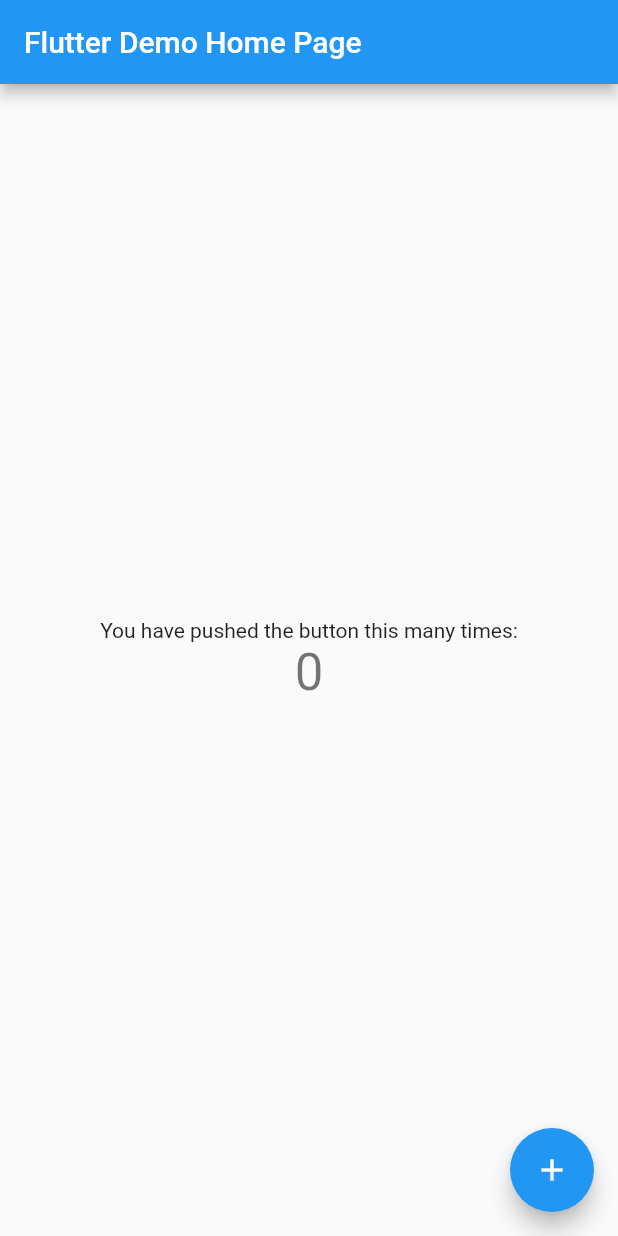
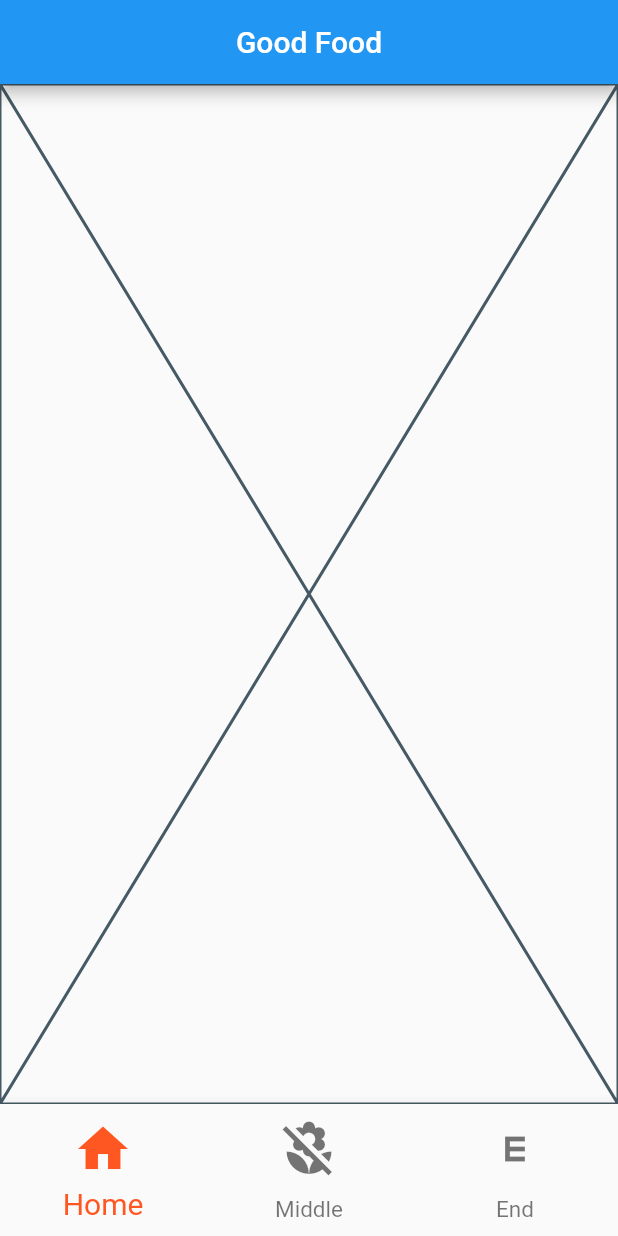
Before and after one commit to nova1x1996/Flutter-App-GoodFood, a Flutter app: the screen it shows after launch, on a phone screen of 412 x 824 dp. Run offline on Flutter 3.47's test engine with Material 2 defaults, Android fonts, the phone set to English and light mode, and no system bars.

Commit message:
Setup Initial 2

```diff
--- a/my_app/lib/main.dart
+++ b/my_app/lib/main.dart
@@ -1,4 +1,7 @@
 import 'package:flutter/material.dart';
+import 'package:my_app/page/favorite/favorite_body.dart';
+import 'package:my_app/page/home/home_body.dart';
+import 'package:my_app/page/seen/seen_body.dart';
 
 void main() {
   runApp(const MyApp());
@@ -24,92 +27,75 @@ class MyApp extends StatelessWidget {
         // is not restarted.
         primarySwatch: Colors.blue,
       ),
-      home: const MyHomePage(title: 'Flutter Demo Home Page'),
+      home: MyHomePage(),
     );
   }
 }
 
 class MyHomePage extends StatefulWidget {
-  const MyHomePage({super.key, required this.title});
+  MyHomePage({super.key});
 
-  // This widget is the home page of your application. It is stateful, meaning
-  // that it has a State object (defined below) that contains fields that affect
-  // how it looks.
-
-  // This class is the configuration for the state. It holds the values (in this
-  // case the title) provided by the parent (in this case the App widget) and
-  // used by the build method of the State. Fields in a Widget subclass are
-  // always marked "final".
-
-  final String title;
-
-  @override
   State<MyHomePage> createState() => _MyHomePageState();
 }
 
 class _MyHomePageState extends State<MyHomePage> {
-  int _counter = 0;
+  int currentBottomBar = 0;
 
-  void _incrementCounter() {
+  updateCurrentBottomBar(int value) {
     setState(() {
-      // This call to setState tells the Flutter framework that something has
-      // changed in this State, which causes it to rerun the build method below
-      // so that the display can reflect the updated values. If we changed
-      // _counter without calling setState(), then the build method would not be
-      // called again, and so nothing would appear to happen.
-      _counter++;
+      currentBottomBar = value;
     });
   }
 
+  List<Widget> listContentBody = [
+    HomeBody(),
+    FavoriteBody(),
+    SeenBody(),
+  ];
   @override
   Widget build(BuildContext context) {
-    // This method is rerun every time setState is called, for instance as done
-    // by the _incrementCounter method above.
-    //
-    // The Flutter framework has been optimized to make rerunning build methods
-    // fast, so that you can just rebuild anything that needs updating rather
-    // than having to individually change instances of widgets.
     return Scaffold(
       appBar: AppBar(
-        // Here we take the value from the MyHomePage object that was created by
-        // the App.build method, and use it to set our appbar title.
-        title: Text(widget.title),
+        title: Text("Good Food"),
+        centerTitle: true,
       ),
       body: Center(
-        // Center is a layout widget. It takes a single child and positions it
-        // in the middle of the parent.
-        child: Column(
-          // Column is also a layout widget. It takes a list of children and
-          // arranges them vertically. By default, it sizes itself to fit its
-          // children horizontally, and tries to be as tall as its parent.
-          //
-          // Invoke "debug painting" (press "p" in the console, choose the
-          // "Toggle Debug Paint" action from the Flutter Inspector in Android
-          // Studio, or the "Toggle Debug Paint" command in Visual Studio Code)
-          // to see the wireframe for each widget.
-          //
-          // Column has various properties to control how it sizes itself and
-          // how it positions its children. Here we use mainAxisAlignment to
-          // center the children vertically; the main axis here is the vertical
-          // axis because Columns are vertical (the cross axis would be
-          // horizontal).
-          mainAxisAlignment: MainAxisAlignment.center,
-          children: <Widget>[
-            const Text(
-              'You have pushed the button this many times:',
+        child: listContentBody[currentBottomBar],
+      ),
+      bottomNavigationBar: BottomNavigationBar(
+        selectedItemColor: Colors.deepOrange,
+        unselectedFontSize: 15,
+        selectedIconTheme: IconThemeData(size: 40),
+        unselectedIconTheme: IconThemeData(size: 40),
+        selectedFontSize: 20,
+        items: [
+          BottomNavigationBarItem(
+            icon: Padding(
+              padding: const EdgeInsets.only(bottom: 5),
+              child: Icon(Icons.home),
             ),
-            Text(
-              '$_counter',
-              style: Theme.of(context).textTheme.headlineMedium,
+            label: "Home",
+          ),
+          BottomNavigationBarItem(
+            icon: Padding(
+              padding: const EdgeInsets.only(bottom: 5),
+              child: Icon(Icons.macro_off),
             ),
-          ],
-        ),
+            label: "Middle",
+          ),
+          BottomNavigationBarItem(
+            icon: Padding(
+              padding: const EdgeInsets.only(bottom: 5),
+              child: Icon(Icons.e_mobiledata_outlined),
+            ),
+            label: "End",
+          ),
+        ],
+        onTap: (value) {
+          updateCurrentBottomBar(value);
+        },
+        currentIndex: currentBottomBar,
       ),
-      floatingActionButton: FloatingActionButton(
-        onPressed: _incrementCounter,
-        tooltip: 'Increment',
-        child: const Icon(Icons.add),
-      ), // This trailing comma makes auto-formatting nicer for build methods.
     );
   }
 }
--- /dev/null
+++ b/my_app/lib/page/favorite/favorite_body.dart
@@ -0,0 +1,11 @@
+import 'package:flutter/src/widgets/framework.dart';
+import 'package:flutter/src/widgets/placeholder.dart';
+
+class FavoriteBody extends StatelessWidget {
+  const FavoriteBody({super.key});
+
+  @override
+  Widget build(BuildContext context) {
+    return const Placeholder();
+  }
+}
--- /dev/null
+++ b/my_app/lib/page/home/home_body.dart
@@ -0,0 +1,11 @@
+import 'package:flutter/src/widgets/framework.dart';
+import 'package:flutter/src/widgets/placeholder.dart';
+
+class HomeBody extends StatelessWidget {
+  const HomeBody({super.key});
+
+  @override
+  Widget build(BuildContext context) {
+    return const Placeholder();
+  }
+}
--- /dev/null
+++ b/my_app/lib/page/seen/seen_body.dart
@@ -0,0 +1,11 @@
+import 'package:flutter/src/widgets/framework.dart';
+import 'package:flutter/src/widgets/placeholder.dart';
+
+class SeenBody extends StatelessWidget {
+  const SeenBody({super.key});
+
+  @override
+  Widget build(BuildContext context) {
+    return const Placeholder();
+  }
+}
```
